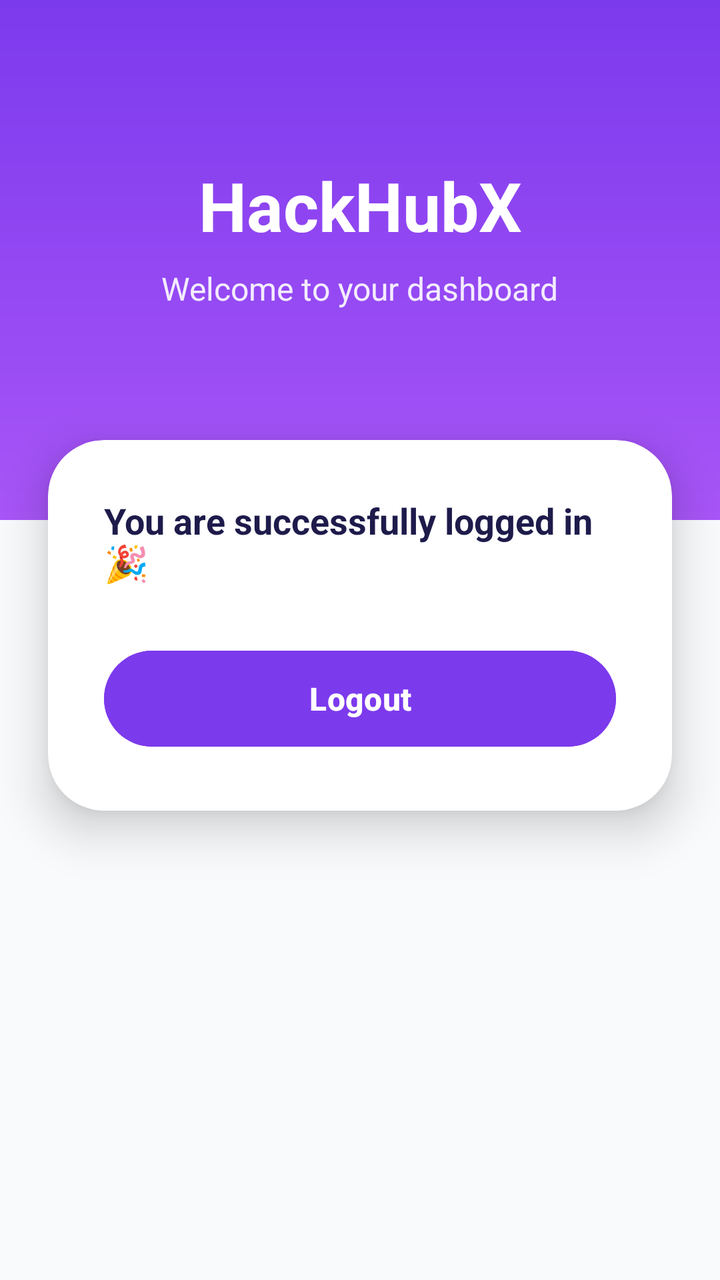
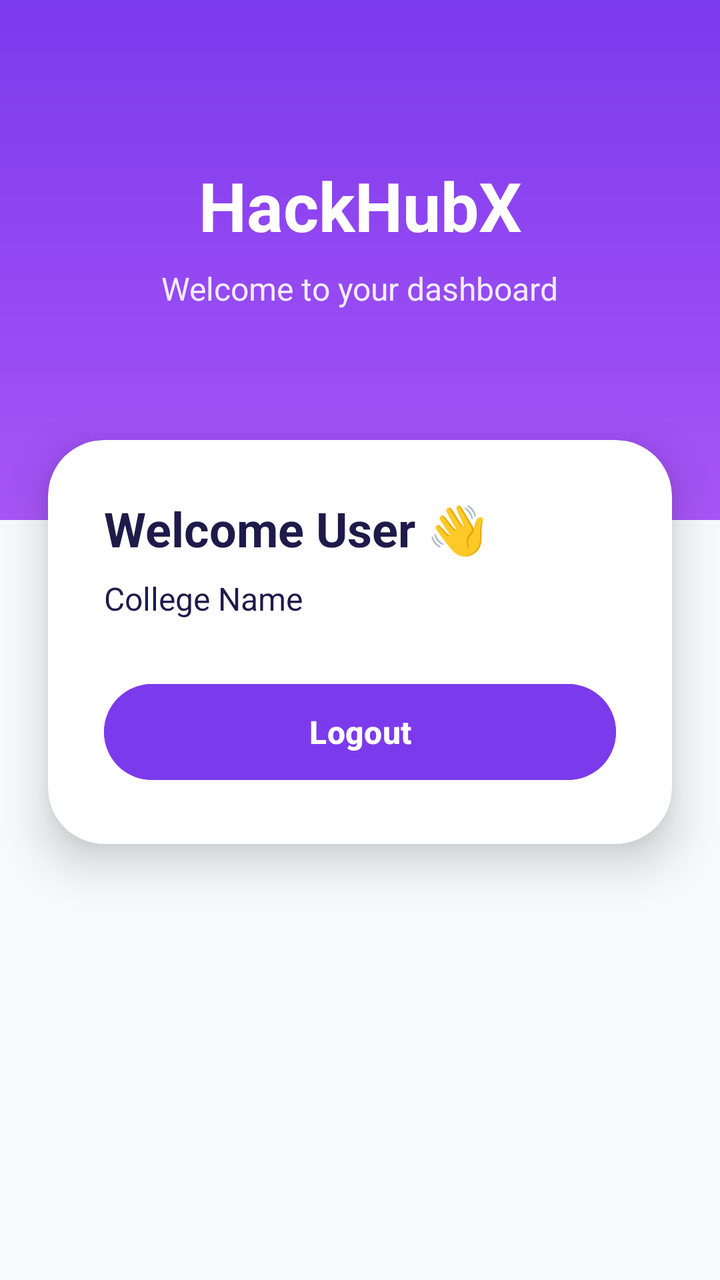

The first picture is an Android layout as it rendered before a commit; the second is the same layout after the commit. The layout source and the unified diff follow.
<!-- AndroidManifest.xml: application theme Theme.HackHubX -->
<!-- res/layout/activity_main.xml -->
<?xml version="1.0" encoding="utf-8"?>
<androidx.constraintlayout.widget.ConstraintLayout
    xmlns:android="http://schemas.android.com/apk/res/android"

    xmlns:app="http://schemas.android.com/apk/res-auto"

    android:layout_width="match_parent"

    android:layout_height="match_parent"

    android:background="@color/background_white">

    

    <View
        android:id="@+id/topSection"

        android:layout_width="0dp"

        android:layout_height="260dp"

        android:background="@drawable/grape_gradient"

        app:layout_constraintTop_toTopOf="parent"

        app:layout_constraintStart_toStartOf="parent"

        app:layout_constraintEnd_toEndOf="parent" />

    

    <TextView
        android:id="@+id/tvTitle"

        android:layout_width="wrap_content"

        android:layout_height="wrap_content"

        android:text="HackHubX"

        android:textColor="@color/white"

        android:textStyle="bold"

        android:textSize="34sp"

        android:layout_marginTop="80dp"

        app:layout_constraintTop_toTopOf="parent"

        app:layout_constraintStart_toStartOf="parent"

        app:layout_constraintEnd_toEndOf="parent" />

    

    <TextView
        android:id="@+id/tvSubtitle"

        android:layout_width="wrap_content"

        android:layout_height="wrap_content"

        android:text="Welcome to your dashboard"

        android:textColor="@color/white"

        android:textSize="16sp"

        android:alpha="0.9"

        android:layout_marginTop="8dp"

        app:layout_constraintTop_toBottomOf="@id/tvTitle"

        app:layout_constraintStart_toStartOf="parent"

        app:layout_constraintEnd_toEndOf="parent" />

    

    <androidx.cardview.widget.CardView
        android:id="@+id/dashboardCard"

        android:layout_width="0dp"

        android:layout_height="wrap_content"

        android:layout_marginStart="24dp"

        android:layout_marginEnd="24dp"

        android:layout_marginTop="220dp"

        app:cardCornerRadius="28dp"

        app:cardElevation="14dp"

        app:layout_constraintTop_toTopOf="parent"

        app:layout_constraintStart_toStartOf="parent"

        app:layout_constraintEnd_toEndOf="parent">

        <LinearLayout
            android:layout_width="match_parent"

            android:layout_height="wrap_content"

            android:orientation="vertical"

            android:padding="28dp">

            <TextView
                android:layout_width="wrap_content"

                android:layout_height="wrap_content"

                android:text="You are successfully logged in 🎉"

                android:textSize="18sp"

                android:textStyle="bold"

                android:textColor="@color/text_dark" />

            <Button
                android:id="@+id/btnLogout"

                android:layout_width="match_parent"

                android:layout_height="56dp"

                android:text="Logout"

                android:textStyle="bold"

                android:textSize="16sp"

                android:textColor="@color/white"

                android:backgroundTint="@color/grape_primary"

                android:layout_marginTop="28dp" />

        </LinearLayout>

    </androidx.cardview.widget.CardView>

</androidx.constraintlayout.widget.ConstraintLayout>
<!-- resources referenced by this layout -->
<resources>
  <color name="background_white">#F8FAFC</color>
  <color name="grape_primary">#7C3AED</color>
  <color name="text_dark">#1E1B4B</color>
  <color name="white">#FFFFFF</color>
  <!-- drawable grape_gradient (drawable) -->
  <?xml version="1.0" encoding="utf-8"?>
  <shape xmlns:android="http://schemas.android.com/apk/res/android">
  
      <gradient
          android:startColor="#7C3AED"
          android:endColor="#A855F7"
          android:angle="270" />
  
  </shape>
  <style name="Theme.HackHubX" parent="Base.Theme.HackHubX" />
  <style name="Base.Theme.HackHubX" parent="Theme.Material3.DayNight.NoActionBar">
  
          <item name="colorPrimary">
              @color/grape_primary
          </item>
  
          <item name="colorSecondary">
              @color/grape_secondary
          </item>
  
          <item name="android:statusBarColor">
              @color/grape_primary
          </item>
  
      </style>
  <color name="grape_secondary">#A855F7</color>
</resources>

<!-- the commit's change to res/layout/activity_main.xml (unified diff, before → after) -->
@@ -112,17 +112,35 @@
             android:padding="28dp">
 
             <TextView
+                android:id="@+id/tvName"
+
                 android:layout_width="wrap_content"
 
                 android:layout_height="wrap_content"
 
-                android:text="You are successfully logged in 🎉"
+                android:text="Welcome User 👋"
 
-                android:textSize="18sp"
+                android:textSize="24sp"
 
                 android:textStyle="bold"
 
                 android:textColor="@color/text_dark" />
+
+
+            <TextView
+                android:id="@+id/tvCollege"
+
+                android:layout_width="wrap_content"
+
+                android:layout_height="wrap_content"
+
+                android:text="College Name"
+
+                android:textSize="16sp"
+
+                android:textColor="@color/text_dark"
+
+                android:layout_marginTop="8dp" />
 
             <Button
                 android:id="@+id/btnLogout"
